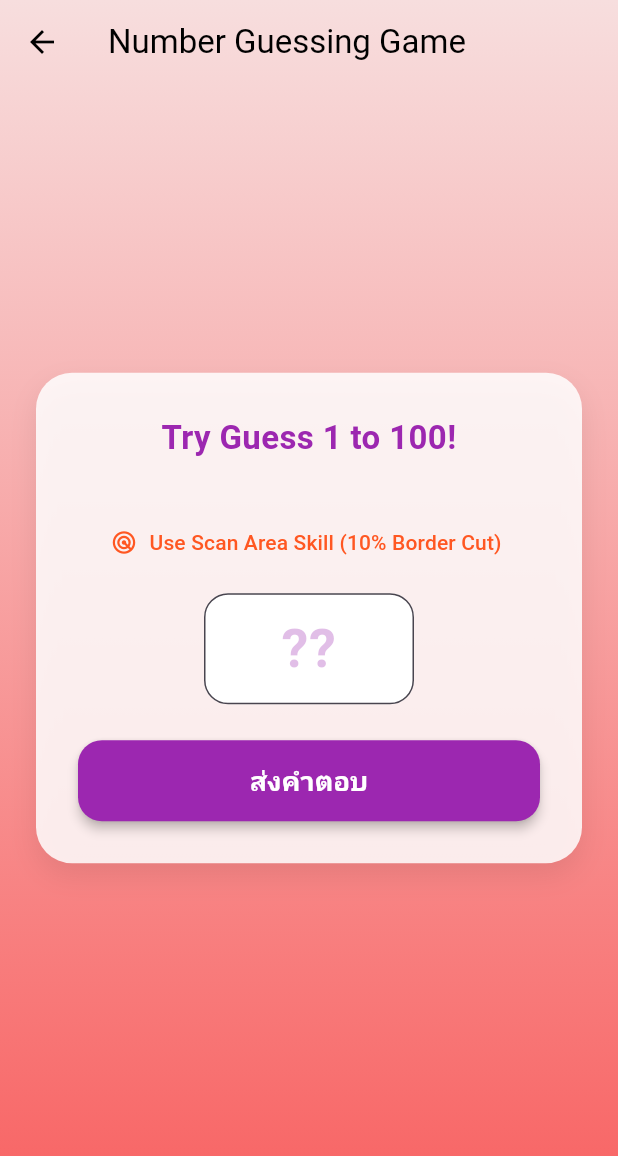
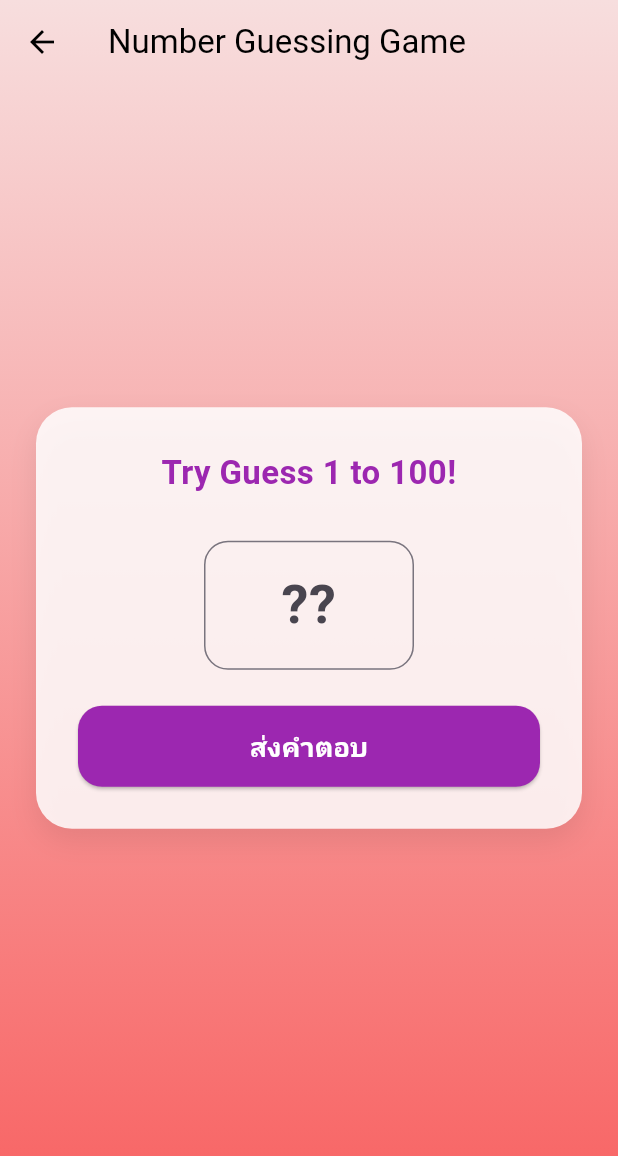
Before and after one commit to suphakornsook-afk/LearningFlutter, a Flutter app: the NumberGuessingPage screen opened by its route, on a phone screen of 412 x 824 dp. Shown: the top 1156 px of the screen. Run offline on Flutter 3.47's test engine with Material 3 defaults, Android fonts, the phone set to English and light mode, and no system bars; our stand-ins replace audioplayers, flutter_local_notifications, flutter_slidable, flutter_timezone, hive_flutter, shared_preferences and 1 more; accounts and stored records are empty; statements that could not run were skipped.

Commit message:
implement more on skill system

```diff
--- a/lib/pages/number_guessing_page.dart
+++ b/lib/pages/number_guessing_page.dart
@@ -1,4 +1,5 @@
 import 'package:flutter/material.dart';
+import 'util/skill_card.dart';
 import 'dart:math';
 
 class NumberGuessingPage extends StatefulWidget {
@@ -20,6 +21,10 @@ class _NumberGuessingPageState extends State<NumberGuessingPage> {
   int minNumber = 1;
   int maxNumber = 100;
 
+  List<SkillCardData> myHandSkills = [];
+  List<SkillCardData> rolledSkills = [];
+  bool isSelectingPerk = false;
+
   @override
   void initState() {
     super.initState();
@@ -34,7 +39,21 @@ class _NumberGuessingPageState extends State<NumberGuessingPage> {
       hintMessage = "Try Guess $minNumber to $maxNumber!";
       hintColor = Colors.purple;
       hasWon = false;
+      isSelectingPerk = false;
       _controller.clear();
+    });
+  }
+
+  void rollThreeSkills() {
+    final allSkills = getAvailableSkills(
+      context,
+      onScanActive: useScanAreaSkill,
+    );
+
+    allSkills.shuffle();
+    setState(() {
+      isSelectingPerk = true;
+      rolledSkills = allSkills.take(3).toList();
     });
   }
 
@@ -43,14 +62,12 @@ class _NumberGuessingPageState extends State<NumberGuessingPage> {
     setState(() {
       int range = maxNumber - minNumber;
       int reduction = (range * 0.1).round();
-
       if (minNumber - reduction < targetNumber) {
         minNumber += reduction;
       }
       if (maxNumber - reduction > targetNumber) {
         maxNumber -= reduction;
       }
-
       hintMessage =
           "Skill Activated: Scaned Area!\nNew Range: $minNumber to $maxNumber";
       hintColor = Colors.deepOrange;
@@ -63,9 +80,12 @@ class _NumberGuessingPageState extends State<NumberGuessingPage> {
 
     final int? guessedNumber = int.tryParse(input);
 
-    if (guessedNumber == null || guessedNumber < 1 || guessedNumber > 100) {
+    if (guessedNumber == null ||
+        guessedNumber < minNumber ||
+        guessedNumber > maxNumber) {
       setState(() {
-        hintMessage = "Type only 1 to 100!";
+        hintMessage = "Type only $minNumber to $maxNumber!";
+        hintColor = Colors.redAccent;
       });
       return;
     }
@@ -82,9 +102,17 @@ class _NumberGuessingPageState extends State<NumberGuessingPage> {
         hintMessage = "Correct!! The Number is $targetNumber 🎉";
         hintColor = Colors.green[800]!;
         hasWon = true;
+        rollThreeSkills();
       }
     });
     _controller.clear();
+  }
+
+  void selectSkill(SkillCardData selected) {
+    setState(() {
+      myHandSkills.add(selected);
+      isSelectingPerk = false;
+    });
   }
 
   @override
@@ -140,13 +168,6 @@ class _NumberGuessingPageState extends State<NumberGuessingPage> {
                     children: [
                       AnimatedSwitcher(
                         duration: const Duration(milliseconds: 300),
-                        transitionBuilder:
-                            (Widget child, Animation<double> animation) {
-                              return FadeTransition(
-                                opacity: animation,
-                                child: child,
-                              );
-                            },
                         child: Text(
                           hintMessage,
                           key: ValueKey<String>(hintMessage),
@@ -160,19 +181,7 @@ class _NumberGuessingPageState extends State<NumberGuessingPage> {
                       ),
 
                       const SizedBox(height: 30),
-                      if (!hasWon) ...[
-                        TextButton.icon(
-                          onPressed: useScanAreaSkill,
-                          icon: const Icon(
-                            Icons.radar,
-                            color: Colors.deepOrange,
-                          ),
-                          label: const Text(
-                            "Use Scan Area Skill (10% Border Cut)",
-                            style: TextStyle(color: Colors.deepOrange),
-                          ),
-                        ),
-                        const SizedBox(height: 10),
+                      if (!hasWon && !isSelectingPerk) ...[
                         SizedBox(
                           width: 140,
                           child: TextField(
@@ -186,32 +195,14 @@ class _NumberGuessingPageState extends State<NumberGuessingPage> {
                             ),
                             decoration: InputDecoration(
                               hintText: '??',
-                              hintStyle: TextStyle(
-                                color: Colors.purple.withOpacity(0.3),
-                              ),
-                              filled: true,
-                              fillColor: Colors.white,
-                              contentPadding: EdgeInsets.symmetric(
-                                vertical: 10,
-                              ),
+
                               border: OutlineInputBorder(
                                 borderRadius: BorderRadius.circular(16),
-                                borderSide: BorderSide(
-                                  color: Colors.purple,
-                                  width: 2,
-                                ),
-                              ),
-                              focusedBorder: OutlineInputBorder(
-                                borderRadius: BorderRadius.circular(16),
-                                borderSide: BorderSide(
-                                  color: Colors.purpleAccent,
-                                  width: 2.5,
                               ),
                             ),
                           ),
                         ),
-                        ),
-                        SizedBox(height: 24),
+                        const SizedBox(height: 24),
 
                         SizedBox(
                           width: double.infinity,
@@ -224,7 +215,6 @@ class _NumberGuessingPageState extends State<NumberGuessingPage> {
                               shape: RoundedRectangleBorder(
                                 borderRadius: BorderRadius.circular(16),
                               ),
-                              elevation: 3,
                             ),
                             child: const Text(
                               'ส่งคำตอบ',
@@ -236,16 +226,39 @@ class _NumberGuessingPageState extends State<NumberGuessingPage> {
                           ),
                         ),
                       ],
-                      if (hasWon) ...[
-                        AnimatedScale(
-                          scale: hasWon ? 1.0 : 0.5,
-                          duration: const Duration(milliseconds: 400),
-                          curve: Curves.elasticOut,
-                          child: AnimatedOpacity(
-                            opacity: hasWon ? 1.0 : 0.5,
-                            duration: const Duration(milliseconds: 300),
+                      if (hasWon && isSelectingPerk) ...[
+                        const Text(
+                          "Choose 1 Skill Perk!",
+                          style: TextStyle(
+                            fontSize: 18,
+                            fontWeight: FontWeight.bold,
+                            color: Colors.purple,
+                          ),
+                        ),
+                        const SizedBox(height: 16),
+                        Column(
+                          children: rolledSkills.map((skill) {
+                            return Card(
+                              margin: const EdgeInsets.symmetric(vertical: 6),
+                              color: Colors.purple[50],
+                              child: ListTile(
+                                leading: Icon(skill.icon, color: Colors.purple),
+                                title: Text(
+                                  skill.name,
+                                  style: const TextStyle(
+                                    fontWeight: FontWeight.bold,
+                                  ),
+                                ),
+                                subtitle: Text(skill.description),
+                                onTap: () => selectSkill(skill),
+                              ),
+                            );
+                          }).toList(),
+                        ),
+                      ],
 
-                            child: SizedBox(
+                      if (hasWon && !isSelectingPerk) ...[
+                        SizedBox(
                           width: double.infinity,
                           height: 54,
                           child: ElevatedButton.icon(
@@ -254,18 +267,15 @@ class _NumberGuessingPageState extends State<NumberGuessingPage> {
                               backgroundColor: Colors.green[700],
                               foregroundColor: Colors.white,
                               shape: RoundedRectangleBorder(
-                                    borderRadius: BorderRadius.circular(16),
+                                borderRadius: BorderRadiusGeometry.circular(16),
                               ),
-                                  elevation: 3,
                             ),
-                                icon: const Icon(Icons.refresh),
+                            icon: const Icon(Icons.arrow_forward),
                             label: const Text(
                               'Restart!',
                               style: TextStyle(
                                 fontSize: 18,
                                 fontWeight: FontWeight.bold,
-                                  ),
-                                ),
                               ),
                             ),
                           ),
--- /dev/null
+++ b/lib/pages/util/skill_card.dart
@@ -0,0 +1,45 @@
+import 'package:flutter/material.dart';
+
+class SkillCardData {
+  final String name;
+  final String description;
+  final IconData icon;
+  final Function(dynamic state) action;
+
+  SkillCardData({
+    required this.name,
+    required this.description,
+    required this.icon,
+    required this.action,
+  });
+}
+
+List<SkillCardData> getAvailableSkills(
+  BuildContext context, {
+  required VoidCallback onScanActive,
+}) {
+  return [
+    SkillCardData(
+      name: "Scan Area",
+      description: "Border Cut 10%",
+      icon: Icons.radar,
+      action: (_) => onScanActive(),
+    ),
+    SkillCardData(
+      name: "Lucky Radar",
+      description: "Give odd or even number hint",
+      icon: Icons.psychology,
+      action: (_) {
+        //TODO Skill
+      },
+    ),
+    SkillCardData(
+      name: "Change BGC",
+      description: "Try This!!",
+      icon: Icons.radar,
+      action: (_) {
+        //Todo
+      },
+    ),
+  ];
+}
```
Lines whose indentation alone changed are shown as unchanged.
